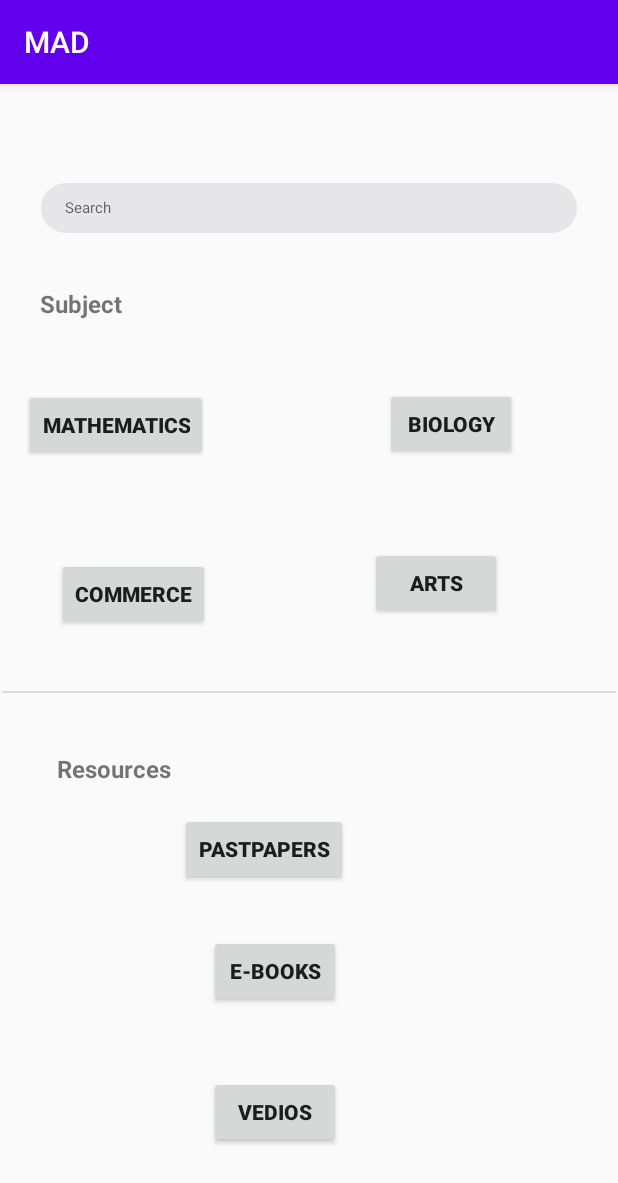
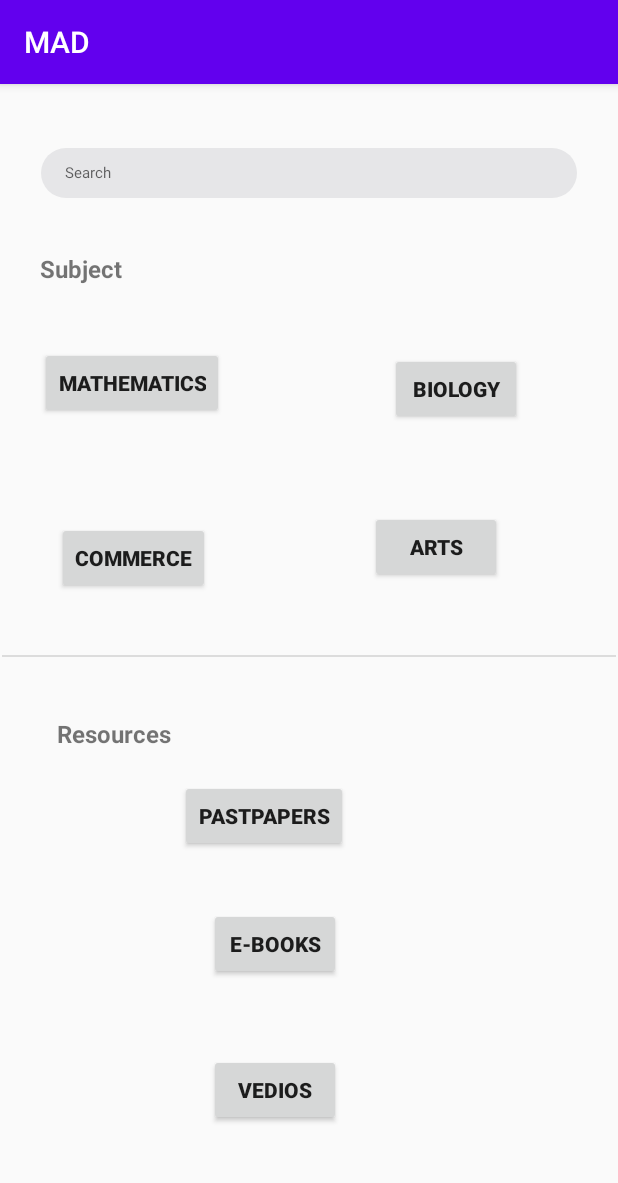
Before and after one commit to rajitha-mahesh/madproject, an Android app: the subject screen opened directly, with no data from a screen before it, on a phone screen of 412 x 824 dp. Shown: the top 1183 px of the screen. Run offline under Robolectric (Android 15) with nearby library versions, the light colour scheme and no system bars.

Commit message:
initial commit

```diff
--- a/app/src/main/res/layout/activity_confirm_module.xml
+++ b/app/src/main/res/layout/activity_confirm_module.xml
@@ -32,10 +32,10 @@
         android:textStyle="bold"
         app:layout_constraintBottom_toBottomOf="parent"
         app:layout_constraintEnd_toEndOf="parent"
-        app:layout_constraintHorizontal_bias="0.21"
+        app:layout_constraintHorizontal_bias="0.224"
         app:layout_constraintStart_toStartOf="parent"
         app:layout_constraintTop_toBottomOf="@+id/textView4"
-        app:layout_constraintVertical_bias="0.162" />
+        app:layout_constraintVertical_bias="0.1" />
 
     <Button
         android:id="@+id/b5yes"
--- a/app/src/main/res/layout/activity_favourites.xml
+++ b/app/src/main/res/layout/activity_favourites.xml
@@ -59,7 +59,7 @@
         android:layout_width="369dp"
         android:layout_height="50dp"
         tools:layout_editor_absoluteX="21dp"
-        tools:layout_editor_absoluteY="43dp" />
+        tools:layout_editor_absoluteY="54dp" />
 
     <Button
         android:id="@+id/bDescription1"
--- a/app/src/main/res/layout/activity_in_module.xml
+++ b/app/src/main/res/layout/activity_in_module.xml
@@ -46,12 +46,12 @@
         android:id="@+id/tv8"
         android:layout_width="wrap_content"
         android:layout_height="wrap_content"
-        android:layout_marginTop="48dp"
+        android:layout_marginTop="24dp"
         android:text="6 Vedios"
         android:textSize="20sp"
         android:textStyle="bold"
         app:layout_constraintEnd_toEndOf="parent"
-        app:layout_constraintHorizontal_bias="0.539"
+        app:layout_constraintHorizontal_bias="0.465"
         app:layout_constraintStart_toEndOf="@+id/tv6"
         app:layout_constraintTop_toBottomOf="@+id/tvPhysics" />
 
--- a/app/src/main/res/layout/activity_module.xml
+++ b/app/src/main/res/layout/activity_module.xml
@@ -35,7 +35,7 @@
         app:layout_constraintHorizontal_bias="0.498"
         app:layout_constraintStart_toStartOf="parent"
         app:layout_constraintTop_toBottomOf="@+id/etSerach3"
-        app:layout_constraintVertical_bias="0.067" />
+        app:layout_constraintVertical_bias="0.102" />
 
     <Button
         android:id="@+id/b5Physics"
--- a/app/src/main/res/layout/activity_subject.xml
+++ b/app/src/main/res/layout/activity_subject.xml
@@ -23,7 +23,7 @@
         app:layout_constraintEnd_toEndOf="parent"
         app:layout_constraintStart_toStartOf="parent"
         app:layout_constraintTop_toTopOf="parent"
-        app:layout_constraintVertical_bias="0.094" />
+        app:layout_constraintVertical_bias="0.061" />
 
     <TextView
         android:id="@+id/tvSubject"
@@ -48,10 +48,10 @@
         android:textStyle="bold"
         app:layout_constraintBottom_toBottomOf="parent"
         app:layout_constraintEnd_toEndOf="parent"
-        app:layout_constraintHorizontal_bias="0.055"
+        app:layout_constraintHorizontal_bias="0.093"
         app:layout_constraintStart_toStartOf="parent"
         app:layout_constraintTop_toBottomOf="@+id/tvSubject"
-        app:layout_constraintVertical_bias="0.08" />
+        app:layout_constraintVertical_bias="0.068" />
 
     <Button
         android:id="@+id/button3"
```
